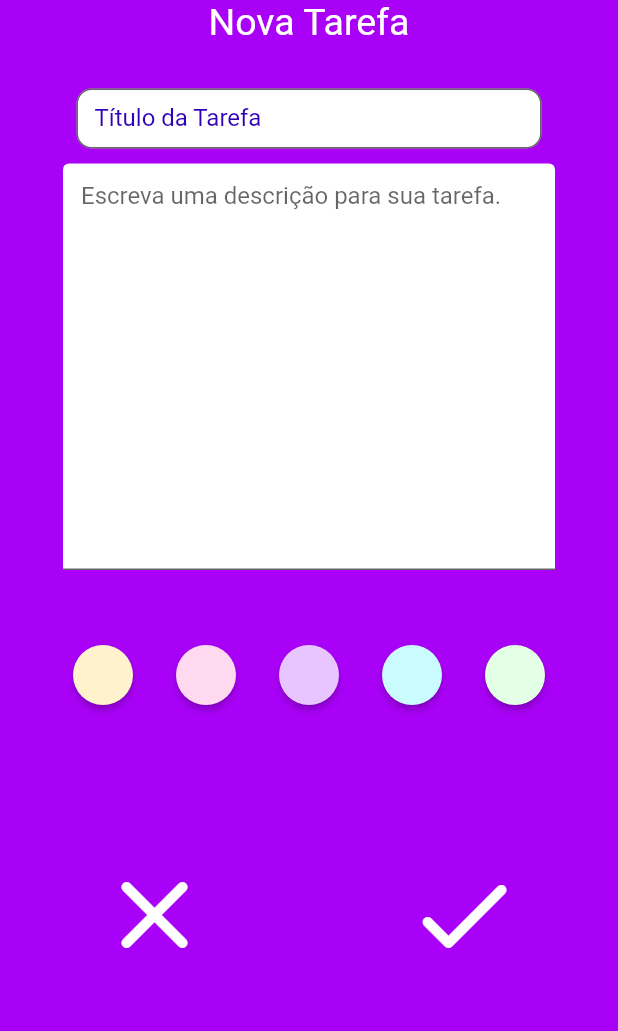
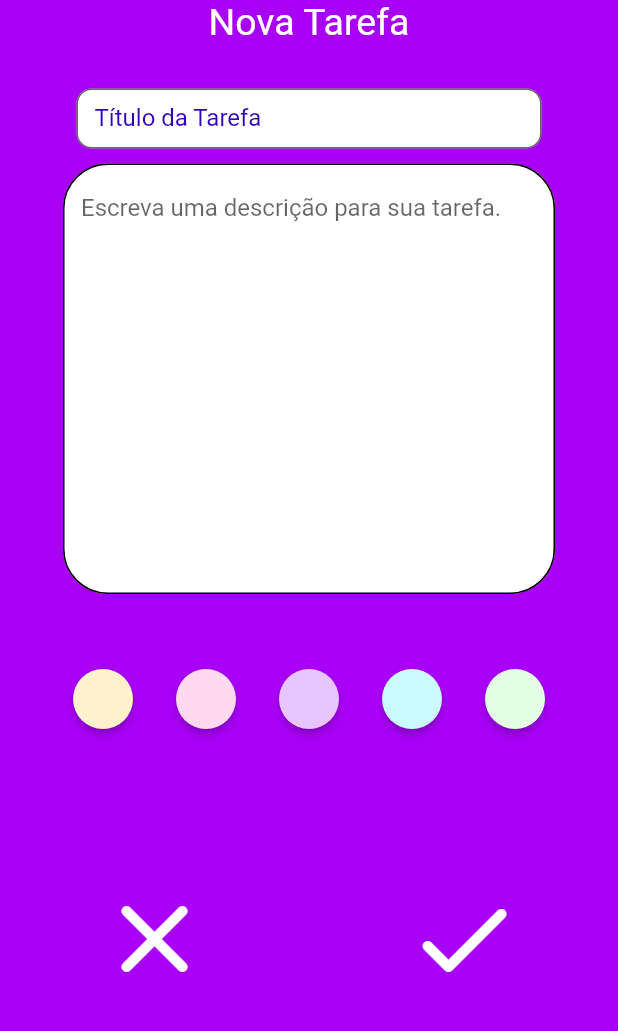
Before and after one commit to FIXER3600/App_ToDo_Lovepeople, a Flutter app: the TodoRegister screen opened by its route, on a phone screen of 412 x 824 dp, the part 120-1151 px from its top. Run offline on Flutter 3.47's test engine with Material 2 defaults, Android fonts, the phone set to English and light mode, and no system bars; Roboto replaces fonts that are missing (verdana_regular).

Commit message:
atualização

```diff
--- a/lib/view/pages/todo_register.dart
+++ b/lib/view/pages/todo_register.dart
@@ -79,7 +79,7 @@ class _TodoRegisterState extends State<TodoRegister> {
                   filled: true,
                   fillColor: Colors.white,
                   hintText: "Escreva uma descrição para sua tarefa.",
-                  focusedBorder: OutlineInputBorder(
+                  enabledBorder: OutlineInputBorder(
                     borderRadius: BorderRadius.circular(30),
                   )),
             ),
```
